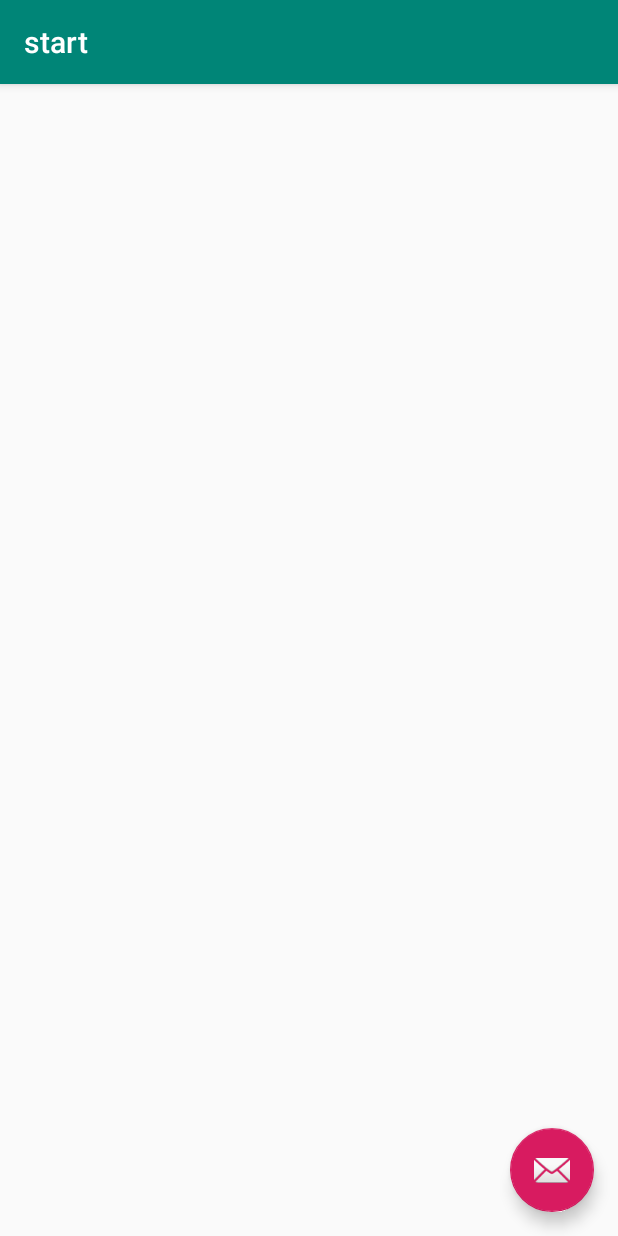
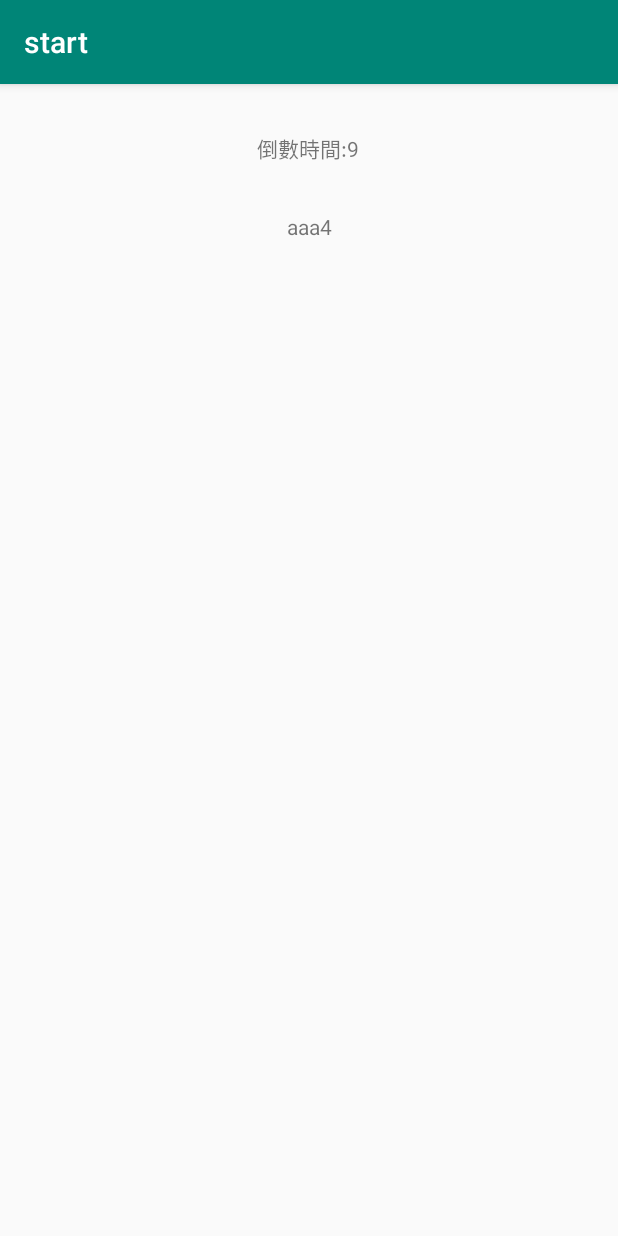
Before and after one commit to ailan12345/breathe, an Android app: the start screen opened directly, with no data from a screen before it, on a phone screen of 412 x 824 dp. Run offline under Robolectric (Android 15) with nearby library versions, the phone set to English and light mode, and no system bars.

Commit message:
add do start

```diff
--- a/app/src/main/java/com/example/breathe/start.java
+++ b/app/src/main/java/com/example/breathe/start.java
@@ -1,13 +1,23 @@
 package com.example.breathe;
 
+import android.app.Service;
 import android.os.Bundle;
+import android.os.CountDownTimer;
+import android.os.Vibrator;
 import android.support.design.widget.FloatingActionButton;
 import android.support.design.widget.Snackbar;
 import android.support.v7.app.AppCompatActivity;
 import android.support.v7.widget.Toolbar;
 import android.view.View;
+import android.widget.TextView;
+import android.content.Intent;
 
 public class start extends AppCompatActivity {
+
+    public void setVibrate(int time){
+        Vibrator myVibrator = (Vibrator) getSystemService(Service.VIBRATOR_SERVICE);
+        myVibrator.vibrate(time);
+    }
 
     @Override
     protected void onCreate(Bundle savedInstanceState) {
@@ -16,14 +26,28 @@ public class start extends AppCompatActivity {
         Toolbar toolbar = findViewById(R.id.toolbar);
         setSupportActionBar(toolbar);
 
-        FloatingActionButton fab = findViewById(R.id.fab);
-        fab.setOnClickListener(new View.OnClickListener() {
+        Intent intent = this.getIntent();
+        int reciprocal = intent.getIntExtra("reciprocal", 10000);
+
+        new CountDownTimer(reciprocal, 1000) {
+            TextView mTextView = (TextView) findViewById(R.id.textView6);
             @Override
-            public void onClick(View view) {
-                Snackbar.make(view, "Replace with your own action", Snackbar.LENGTH_LONG)
-                        .setAction("Action", null).show();
+            public void onTick(long millisUntilFinished) {
+                //倒數秒數中要做的事
+//                        mTextView.setText("倒數時間:" + millisUntilFinished / 1000);
+                TextView myAwesomeTextView = (TextView)findViewById(R.id.textView7);
+                mTextView.setText("倒數時間:" + millisUntilFinished/1000);
+                myAwesomeTextView.setText("aaa" + ((millisUntilFinished/1000)+1)%6);
+                if(((millisUntilFinished/1000)+1)%6 == 0){
+                    setVibrate(400); // 震動 0.4 秒
+                }
             }
-        });
+            @Override
+            public void onFinish() {
+                //倒數完成後要做的事
+                mTextView.setText("Done!");
+            }
+        }.start();
     }
 
 }
--- a/app/src/main/res/layout/activity_start.xml
+++ b/app/src/main/res/layout/activity_start.xml
@@ -22,12 +22,4 @@
 
     <include layout="@layout/content_start" />
 
-    <android.support.design.widget.FloatingActionButton
-        android:id="@+id/fab"
-        android:layout_width="wrap_content"
-        android:layout_height="wrap_content"
-        android:layout_gravity="bottom|end"
-        android:layout_margin="@dimen/fab_margin"
-        app:srcCompat="@android:drawable/ic_dialog_email" />
-
 </android.support.design.widget.CoordinatorLayout>
--- a/app/src/main/res/layout/content_start.xml
+++ b/app/src/main/res/layout/content_start.xml
@@ -8,4 +8,32 @@
     tools:context=".start"
     tools:showIn="@layout/activity_start">
 
+    <TextView
+        android:id="@+id/textView6"
+        android:layout_width="wrap_content"
+        android:layout_height="wrap_content"
+        android:layout_marginStart="8dp"
+        android:layout_marginLeft="8dp"
+        android:layout_marginTop="32dp"
+        android:layout_marginEnd="8dp"
+        android:layout_marginRight="8dp"
+        android:text="剩餘時間"
+        app:layout_constraintEnd_toEndOf="parent"
+        app:layout_constraintHorizontal_bias="0.498"
+        app:layout_constraintStart_toStartOf="parent"
+        app:layout_constraintTop_toTopOf="parent" />
+
+    <TextView
+        android:id="@+id/textView7"
+        android:layout_width="wrap_content"
+        android:layout_height="wrap_content"
+        android:layout_marginStart="8dp"
+        android:layout_marginLeft="8dp"
+        android:layout_marginTop="32dp"
+        android:layout_marginEnd="8dp"
+        android:layout_marginRight="8dp"
+        android:text="DEBUG"
+        app:layout_constraintEnd_toEndOf="parent"
+        app:layout_constraintStart_toStartOf="parent"
+        app:layout_constraintTop_toBottomOf="@+id/textView6" />
 </android.support.constraint.ConstraintLayout>
```
Also changed, not shown: app/src/main/java/com/example/breathe/meditation.java (+5 -24 lines), app/src/main/res/layout/content_meditation.xml (+0 -27 lines).
